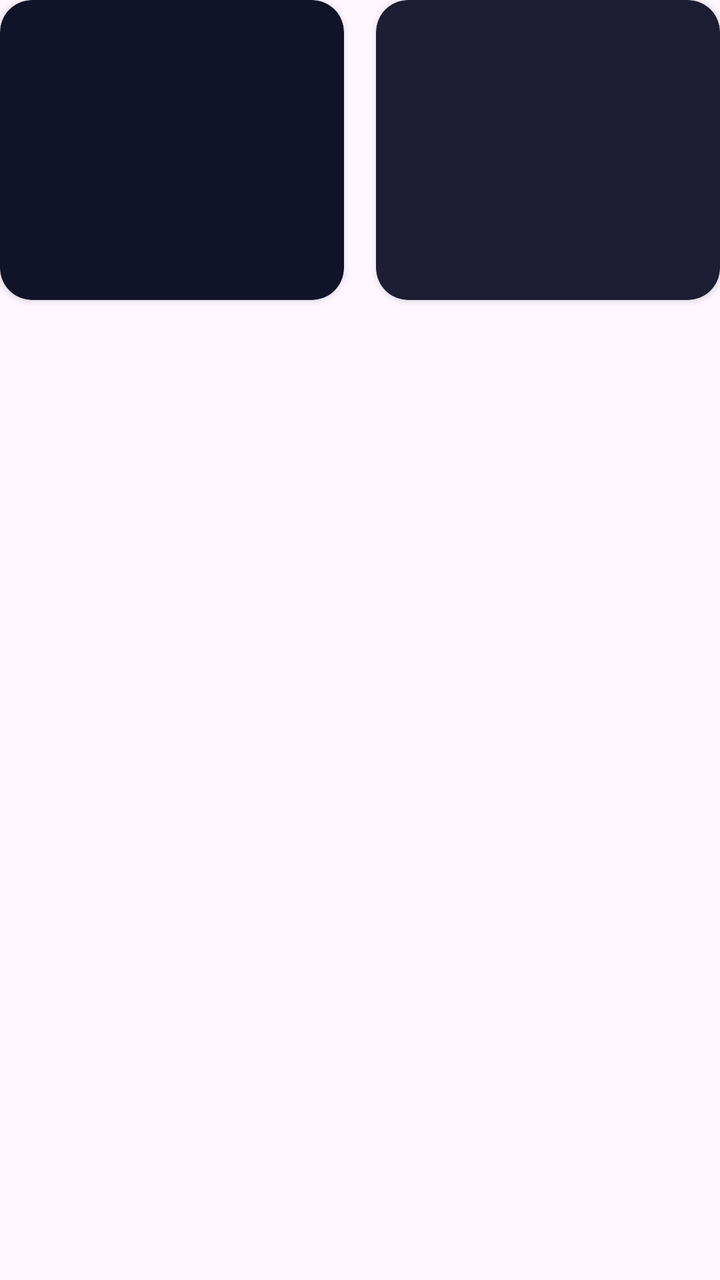
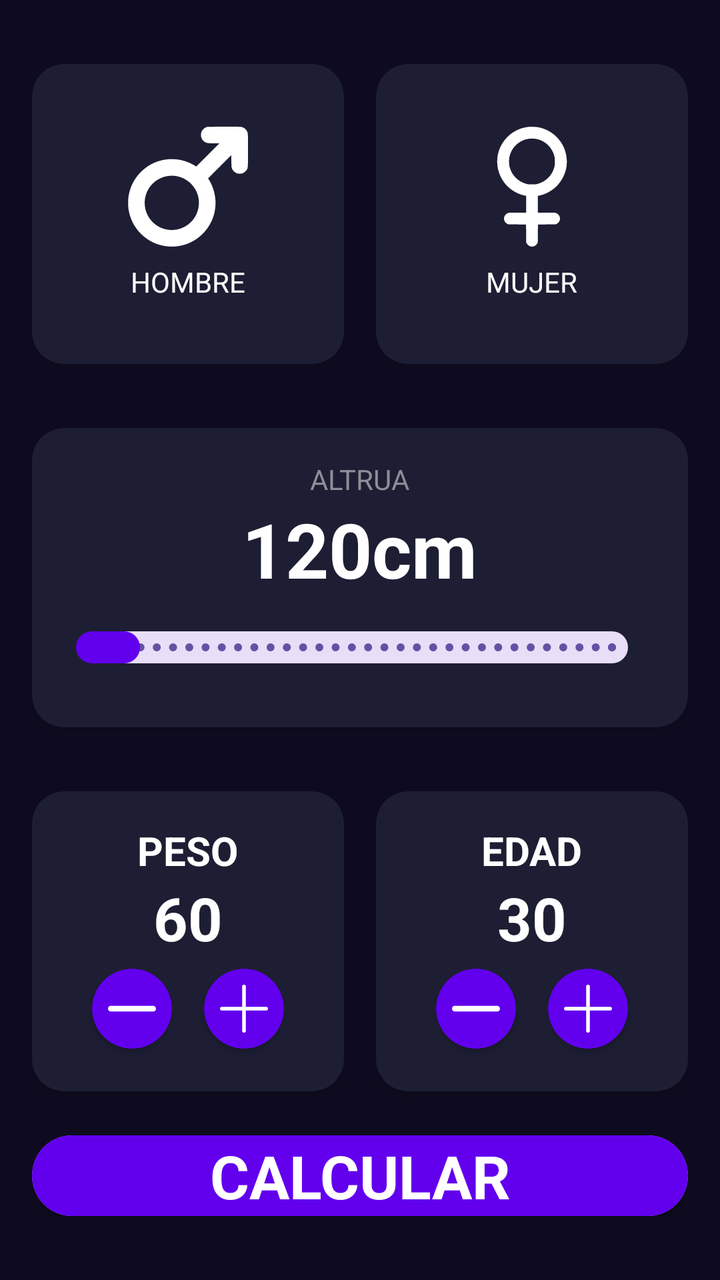

Before-and-after screenshots of an Android layout around one commit, followed by the original layout XML and the change that was made.
<!-- AndroidManifest.xml: application theme Theme.ComoqueraisApps -->
<!-- res/layout/activity_imc.xml -->
<?xml version="1.0" encoding="utf-8"?>
<androidx.constraintlayout.widget.ConstraintLayout xmlns:android="http://schemas.android.com/apk/res/android"
    xmlns:app="http://schemas.android.com/apk/res-auto"
    xmlns:tools="http://schemas.android.com/tools"
    android:id="@+id/main"
    android:layout_width="match_parent"
    android:layout_height="match_parent"
    android:layout_margin="25dp"
    tools:context=".IMCApp.IMCActivity">

    <androidx.cardview.widget.CardView
        android:id="@+id/viewMale"
        android:layout_width="0dp"
        android:layout_height="150dp"
        android:layout_marginEnd="16dp"
        app:cardBackgroundColor="@color/background_component_selected"
        app:cardCornerRadius="16dp"
        app:layout_constraintStart_toStartOf="parent"
        app:layout_constraintTop_toTopOf="parent"
        app:layout_constraintEnd_toStartOf="@id/viewFemale">

    </androidx.cardview.widget.CardView>

    <androidx.cardview.widget.CardView
        android:id="@+id/viewFemale"
        android:layout_width="0dp"
        android:layout_height="150dp"
        app:cardBackgroundColor="@color/background_component"
        app:cardCornerRadius="16dp"
        app:layout_constraintEnd_toEndOf="parent"
        app:layout_constraintTop_toTopOf="parent"
        app:layout_constraintStart_toEndOf="@id/viewMale">

    </androidx.cardview.widget.CardView>

</androidx.constraintlayout.widget.ConstraintLayout>
<!-- resources referenced by this layout -->
<resources>
  <color name="background_component_selected">#FF111328</color>
  <!-- unchanged entries left out for length: 3 -->
</resources>

<!-- the commit's change to res/layout/activity_imc.xml (unified diff, before → after) -->
@@ -5,7 +5,9 @@
     android:id="@+id/main"
     android:layout_width="match_parent"
     android:layout_height="match_parent"
-    android:layout_margin="25dp"
+    android:background="@color/background_app"
+    android:paddingHorizontal="16dp"
+    android:paddingVertical="32dp"
     tools:context=".IMCApp.IMCActivity">
 
     <androidx.cardview.widget.CardView
@@ -13,11 +15,32 @@
         android:layout_width="0dp"
         android:layout_height="150dp"
         android:layout_marginEnd="16dp"
-        app:cardBackgroundColor="@color/background_component_selected"
-        app:cardCornerRadius="16dp"
+        app:cardBackgroundColor="@color/background_component"
+        app:cardCornerRadius="16dp"
+        app:layout_constraintEnd_toStartOf="@id/viewFemale"
         app:layout_constraintStart_toStartOf="parent"
-        app:layout_constraintTop_toTopOf="parent"
-        app:layout_constraintEnd_toStartOf="@id/viewFemale">
+        app:layout_constraintTop_toTopOf="parent">
+
+        <LinearLayout
+            android:layout_width="match_parent"
+            android:layout_height="match_parent"
+            android:gravity="center"
+            android:orientation="vertical">
+
+            <ImageView
+                android:layout_width="60dp"
+                android:layout_height="60dp"
+                android:layout_marginBottom="8dp"
+                android:src="@drawable/ic_male"
+                app:tint="@color/white" />
+
+            <TextView
+                android:layout_width="wrap_content"
+                android:layout_height="wrap_content"
+                android:text="@string/hombre"
+                android:textAllCaps="true"
+                android:textColor="@color/white" />
+        </LinearLayout>
 
     </androidx.cardview.widget.CardView>
 
@@ -28,9 +51,253 @@
         app:cardBackgroundColor="@color/background_component"
         app:cardCornerRadius="16dp"
         app:layout_constraintEnd_toEndOf="parent"
-        app:layout_constraintTop_toTopOf="parent"
-        app:layout_constraintStart_toEndOf="@id/viewMale">
-
-    </androidx.cardview.widget.CardView>
-
+        app:layout_constraintStart_toEndOf="@id/viewMale"
+        app:layout_constraintTop_toTopOf="parent">
+
+        <LinearLayout
+            android:layout_width="match_parent"
+            android:layout_height="match_parent"
+            android:gravity="center"
+            android:orientation="vertical">
+
+            <ImageView
+                android:layout_width="60dp"
+                android:layout_height="60dp"
+                android:layout_marginBottom="8dp"
+                android:src="@drawable/ic_female"
+                app:tint="@color/white" />
+
+            <TextView
+                android:layout_width="wrap_content"
+                android:layout_height="wrap_content"
+                android:text="@string/Female"
+                android:textAllCaps="true"
+                android:textColor="@color/white" />
+
+        </LinearLayout>
+
+    </androidx.cardview.widget.CardView>
+
+    <androidx.cardview.widget.CardView
+        android:id="@+id/viewHeight"
+        android:layout_width="0dp"
+        android:layout_height="wrap_content"
+        android:layout_marginTop="32dp"
+        app:cardBackgroundColor="@color/background_component"
+        app:cardCornerRadius="16dp"
+        app:layout_constraintEnd_toEndOf="parent"
+        app:layout_constraintStart_toStartOf="parent"
+        app:layout_constraintTop_toBottomOf="@id/viewMale">
+
+        <LinearLayout
+            android:layout_width="match_parent"
+            android:layout_height="match_parent"
+            android:gravity="center"
+            android:orientation="vertical"
+            android:padding="16dp">
+
+            <TextView
+                android:layout_width="wrap_content"
+                android:layout_height="wrap_content"
+                android:text="@string/height"
+                android:textAllCaps="true"
+                android:textColor="@color/title_text" />
+
+            <TextView
+                android:id="@+id/tvHeight"
+                android:layout_width="wrap_content"
+                android:layout_height="wrap_content"
+                android:text="120cm"
+                android:textColor="@color/white"
+                android:textSize="38sp"
+                android:textStyle="bold" />
+
+            <com.google.android.material.slider.RangeSlider
+                android:id="@+id/rsHeight"
+                android:layout_width="match_parent"
+                android:layout_height="wrap_content"
+                android:stepSize="1"
+                android:valueFrom="120"
+                android:valueTo="200"
+                app:thumbColor="@color/background_fab"
+                app:thumbHeight="16dp"
+                app:thumbWidth="32dp">
+
+            </com.google.android.material.slider.RangeSlider>
+        </LinearLayout>
+
+    </androidx.cardview.widget.CardView>
+
+    <androidx.cardview.widget.CardView
+        android:id="@+id/viewPeso"
+        android:layout_width="0dp"
+        android:layout_height="150dp"
+        android:layout_marginTop="32dp"
+        android:layout_marginEnd="16dp"
+        app:cardBackgroundColor="@color/background_component"
+        app:cardCornerRadius="16dp"
+
+        app:layout_constraintTop_toBottomOf="@id/viewHeight"
+        app:layout_constraintStart_toStartOf="parent"
+        app:layout_constraintEnd_toStartOf="@id/viewEdad">
+
+        <LinearLayout
+            android:layout_width="match_parent"
+            android:layout_height="match_parent"
+            android:gravity="center"
+            android:orientation="vertical"
+            android:padding="16dp">
+
+            <TextView
+                android:layout_width="wrap_content"
+                android:layout_height="wrap_content"
+                android:text="@string/weight"
+                android:textAllCaps="true"
+                android:textColor="@color/white"
+                android:textSize="20sp"
+                android:textStyle="bold"/>
+
+            <TextView
+                android:layout_width="wrap_content"
+                android:layout_height="wrap_content"
+                android:text="60"
+                android:textColor="@color/white"
+                android:textSize="30sp"
+                android:textStyle="bold"/>
+
+            <LinearLayout
+                android:layout_width="match_parent"
+                android:layout_height="match_parent"
+                android:gravity="center"
+                android:orientation="horizontal">
+
+                <androidx.cardview.widget.CardView
+                    android:id="@+id/viewMenosPeso"
+                    android:layout_width="40dp"
+                    android:layout_height="40dp"
+                    android:layout_marginEnd="16dp"
+                    app:cardBackgroundColor="@color/background_fab"
+                    app:cardCornerRadius="20dp">
+
+                    <ImageView
+                        android:layout_width="match_parent"
+                        android:layout_height="match_parent"
+                        android:layout_margin="8dp"
+                        android:src="@drawable/ic_substract"
+                        app:tint="@color/white" />
+                </androidx.cardview.widget.CardView>
+
+                <androidx.cardview.widget.CardView
+                    android:id="@+id/viewMasPeso"
+                    android:layout_width="40dp"
+                    android:layout_height="40dp"
+                    app:cardBackgroundColor="@color/background_fab"
+                    app:cardCornerRadius="20dp">
+
+                    <ImageView
+                        android:layout_width="match_parent"
+                        android:layout_height="match_parent"
+                        android:layout_margin="8dp"
+                        android:src="@drawable/ic_add"
+                        app:tint="@color/white" />
+                </androidx.cardview.widget.CardView>
+
+            </LinearLayout>
+
+        </LinearLayout>
+    </androidx.cardview.widget.CardView>
+
+    <androidx.cardview.widget.CardView
+        android:id="@+id/viewEdad"
+        android:layout_width="0dp"
+        android:layout_height="150dp"
+        app:cardBackgroundColor="@color/background_component"
+        android:layout_marginTop="32dp"
+        app:cardCornerRadius="16dp"
+        app:layout_constraintTop_toBottomOf="@id/viewHeight"
+        app:layout_constraintStart_toEndOf="@id/viewPeso"
+        app:layout_constraintEnd_toEndOf="parent">
+
+        <LinearLayout
+            android:layout_width="match_parent"
+            android:layout_height="match_parent"
+            android:gravity="center"
+            android:orientation="vertical"
+            android:padding="16dp">
+
+            <TextView
+                android:layout_width="wrap_content"
+                android:layout_height="wrap_content"
+                android:text="@string/Year"
+                android:textAllCaps="true"
+                android:textColor="@color/white"
+                android:textSize="20sp"
+                android:textStyle="bold"/>
+
+            <TextView
+                android:layout_width="wrap_content"
+                android:layout_height="wrap_content"
+                android:text="30"
+                android:textColor="@color/white"
+                android:textSize="30sp"
+                android:textStyle="bold"/>
+
+            <LinearLayout
+                android:layout_width="match_parent"
+                android:layout_height="match_parent"
+                android:gravity="center"
+                android:orientation="horizontal">
+
+                <androidx.cardview.widget.CardView
+                    android:id="@+id/viewMenosEdad"
+                    android:layout_width="40dp"
+                    android:layout_height="40dp"
+                    android:layout_marginEnd="16dp"
+                    app:cardBackgroundColor="@color/background_fab"
+                    app:cardCornerRadius="20dp">
+
+                    <ImageView
+                        android:layout_width="match_parent"
+                        android:layout_height="match_parent"
+                        android:layout_margin="8dp"
+                        android:src="@drawable/ic_substract"
+                        app:tint="@color/white" />
+                </androidx.cardview.widget.CardView>
+
+                <androidx.cardview.widget.CardView
+                    android:id="@+id/viewMasEdad"
+                    android:layout_width="40dp"
+                    android:layout_height="40dp"
+                    app:cardBackgroundColor="@color/background_fab"
+                    app:cardCornerRadius="20dp">
+
+                    <ImageView
+                        android:layout_width="match_parent"
+                        android:layout_height="match_parent"
+                        android:layout_margin="8dp"
+                        android:src="@drawable/ic_add"
+                        app:tint="@color/white" />
+                </androidx.cardview.widget.CardView>
+
+            </LinearLayout>
+        </LinearLayout>
+    </androidx.cardview.widget.CardView>
+
+    <androidx.cardview.widget.CardView
+        android:layout_width="match_parent"
+        android:layout_height="wrap_content"
+        app:cardCornerRadius="20dp"
+        app:layout_constraintEnd_toEndOf="parent"
+        app:layout_constraintBottom_toBottomOf="parent">
+        <TextView
+            android:layout_width="match_parent"
+            android:layout_height="match_parent"
+            android:text="@string/Calculate"
+            android:textAllCaps="true"
+            android:textAlignment="center"
+            android:textColor="@color/white"
+            android:textSize="30sp"
+            android:textStyle="bold"
+            android:background="@color/background_fab"/>
+    </androidx.cardview.widget.CardView>
 </androidx.constraintlayout.widget.ConstraintLayout>
<!-- resource entries referenced after the edit -->
@@ -1,6 +1,59 @@
 <!-- resources referenced by this layout -->
 <resources>
-  <color name="background_component_selected">#FF111328</color>
+  <color name="background_app">#0E0B20</color>
+  <color name="background_fab">#FF6200EE</color>
+  <color name="title_text">#FF8D8E98</color>
+  <color name="white">#FFFFFFFF</color>
+  <!-- drawable ic_add (drawable) -->
+  <vector xmlns:android="http://schemas.android.com/apk/res/android"
+      android:width="512dp"
+      android:height="512dp"
+      android:viewportWidth="512"
+      android:viewportHeight="512">
+    <path
+        android:pathData="M249.2,1.1c-4.5,1.3 -10.8,8 -12.1,12.6 -0.7,2.6 -1.1,39.2 -1.1,113l0,109.3 -111.3,0.2 -111.3,0.3 -4.1,2.7c-6.3,4.1 -8.8,9 -8.8,16.9 0,5.4 0.5,7.2 2.7,10.6 1.5,2.2 4.4,5.1 6.5,6.4l3.8,2.4 111.2,0.3 111.3,0.2 0.2,111.3 0.3,111.2 2.4,3.8c1.3,2.1 4.2,5 6.4,6.5 3.4,2.3 5.2,2.7 10.7,2.7 5.5,-0 7.3,-0.4 10.7,-2.7 2.2,-1.5 5.1,-4.4 6.4,-6.5l2.4,-3.8 0.3,-111.2 0.2,-111.3 111.3,-0.2 111.2,-0.3 3.8,-2.4c2.1,-1.3 5,-4.2 6.5,-6.4 2.3,-3.4 2.7,-5.2 2.7,-10.7 0,-5.5 -0.4,-7.3 -2.7,-10.7 -1.5,-2.2 -4.4,-5.1 -6.5,-6.4l-3.8,-2.4 -111.2,-0.3 -111.3,-0.2 -0.2,-111.3 -0.3,-111.2 -2.4,-3.8c-4.7,-7.6 -15.1,-11.3 -23.9,-8.6z"
+        android:fillColor="#000000"
+        android:strokeColor="#00000000"/>
+  </vector>
+  <!-- drawable ic_female (drawable) -->
+  <vector xmlns:android="http://schemas.android.com/apk/res/android"
+      android:width="512dp"
+      android:height="512dp"
+      android:viewportWidth="512"
+      android:viewportHeight="512">
+    <path
+        android:pathData="M243,0.6c-20.1,2.4 -35.8,6.8 -51.5,14.4 -41.5,20.1 -71.8,58.8 -81,103.5 -6.5,31.9 -2.7,64.1 11,93.1 11.8,25 28.5,44.6 51.6,60.4 14.9,10.2 34.9,18.7 51.7,22l6.2,1.3 0,35.8 0,35.9 -37.2,-0c-37,-0 -37.3,-0 -42.3,2.4 -10.7,4.9 -16.8,16.4 -14.6,27.3 1.4,7 6,13.6 11.9,17l4.7,2.8 38.5,0.5 38.5,0.5 0.5,38.5 0.5,38.5 2.8,4.7c9.9,16.9 33.5,16.9 43.4,-0l2.8,-4.7 0.5,-38.5 0.5,-38.5 38.5,-0.5 38.5,-0.5 4.7,-2.8c5.9,-3.4 10.5,-10 11.9,-17 2.2,-10.9 -3.9,-22.4 -14.6,-27.3 -5,-2.4 -5.3,-2.4 -42.2,-2.4l-37.3,-0 0,-35.9 0,-35.8 6.3,-1.3c22.8,-4.5 48.6,-17.5 66.9,-33.8 24.1,-21.4 40.9,-50.3 47.7,-82.2 2.2,-10.4 3.2,-28.5 2.2,-40 -2.9,-33 -13.6,-59.6 -34.1,-84.3 -22,-26.5 -53.8,-45.1 -87.5,-51.2 -8.9,-1.5 -32.8,-2.7 -39.5,-1.9zM275.5,52.6c36.7,7.1 66.5,35.8 76.1,73.4 2.9,11.4 2.7,36.6 -0.4,47.5 -5.3,18.3 -14.2,33.5 -26.9,45.6 -12.9,12.3 -27.4,20.5 -44.3,25 -7.1,2 -11,2.3 -24,2.3 -13,-0 -16.9,-0.3 -24,-2.3 -34.8,-9.3 -61,-35.2 -71,-70.1 -3.1,-10.8 -3.9,-31.7 -1.6,-43 4.4,-21.6 13.2,-37.8 28.5,-52.8 22.9,-22.4 55.1,-31.8 87.6,-25.6z"
+        android:fillColor="#000000"
+        android:strokeColor="#00000000"/>
+  </vector>
+  <!-- drawable ic_male (drawable) -->
+  <vector xmlns:android="http://schemas.android.com/apk/res/android"
+      android:width="512dp"
+      android:height="512dp"
+      android:viewportWidth="512"
+      android:viewportHeight="512">
+    <path
+        android:pathData="M337.7,1.1c-5.9,1.4 -11.5,4.7 -16.4,9.5 -15.6,15.6 -12.9,42.4 5.4,54.2 8.3,5.3 13.9,6.2 40.3,6.2l23.5,-0 -49.6,49.6 -49.7,49.7 -2.8,-2c-5.3,-3.7 -19.8,-11.4 -28.9,-15.3 -40.7,-17.3 -88,-19.3 -131,-5.3 -54,17.5 -99.2,61.8 -117.6,115.3 -4,11.4 -7.4,25.5 -9,36.5 -1.7,11.7 -1.7,39.5 0,51 6,41.1 24.1,77.6 53.1,106.5 42.4,42.5 100.9,61.6 160.6,52.5 79.1,-12 142.5,-74.8 155.5,-154.2 7.1,-43.6 -2.1,-90.2 -25.2,-128l-4.1,-6.6 49.4,-49.4 49.3,-49.3 0.5,25.7c0.5,23.8 0.8,26.2 2.9,31.6 2.9,7.3 10.2,14.9 17.8,18.5 5,2.3 7.1,2.7 14.8,2.7 7.7,-0 9.8,-0.4 14.7,-2.7 6.5,-3 13.7,-9.8 16.6,-15.5 4,-7.8 4.2,-12 4.2,-82.1 0,-56.8 -0.2,-68.7 -1.5,-73.5 -3.3,-12.6 -12.6,-21.9 -25.2,-25.2 -4.8,-1.3 -16.6,-1.5 -74.8,-1.4 -37.9,0.1 -70.7,0.5 -72.8,1zM209.6,211.5c58,11.9 98.6,66.4 92.4,124.3 -3.1,29.4 -14.5,52.9 -35.2,72.8 -45.6,43.7 -117.2,43 -161.8,-1.6 -44.6,-44.6 -45.2,-117.3 -1.3,-162.4 27.6,-28.3 67.7,-40.9 105.9,-33.1z"
+        android:fillColor="#000000"
+        android:strokeColor="#00000000"/>
+  </vector>
+  <!-- drawable ic_substract (drawable) -->
+  <vector xmlns:android="http://schemas.android.com/apk/res/android"
+      android:width="512dp"
+      android:height="512dp"
+      android:viewportWidth="512"
+      android:viewportHeight="512">
+    <path
+        android:pathData="M24,226.4c-9.5,2 -17.2,8.3 -21.2,17.4 -7.9,17.8 3.3,38.7 22.5,42.1 8.9,1.5 452.8,1.6 461.3,-0 10.3,-1.9 18.4,-8.2 22.6,-17.7 7.9,-17.8 -3.3,-38.7 -22.5,-42.1 -9.4,-1.6 -455.1,-1.4 -462.7,0.3z"
+        android:fillColor="#000000"
+        android:strokeColor="#00000000"/>
+  </vector>
+  <string name="Calculate">Calcular</string>
+  <string name="Female">Mujer</string>
+  <string name="Year">edad</string>
+  <string name="height">Altrua</string>
+  <string name="hombre">Hombre</string>
+  <string name="weight">peso</string>
   <!-- unchanged entries left out for length: 3 -->
 </resources>
 
